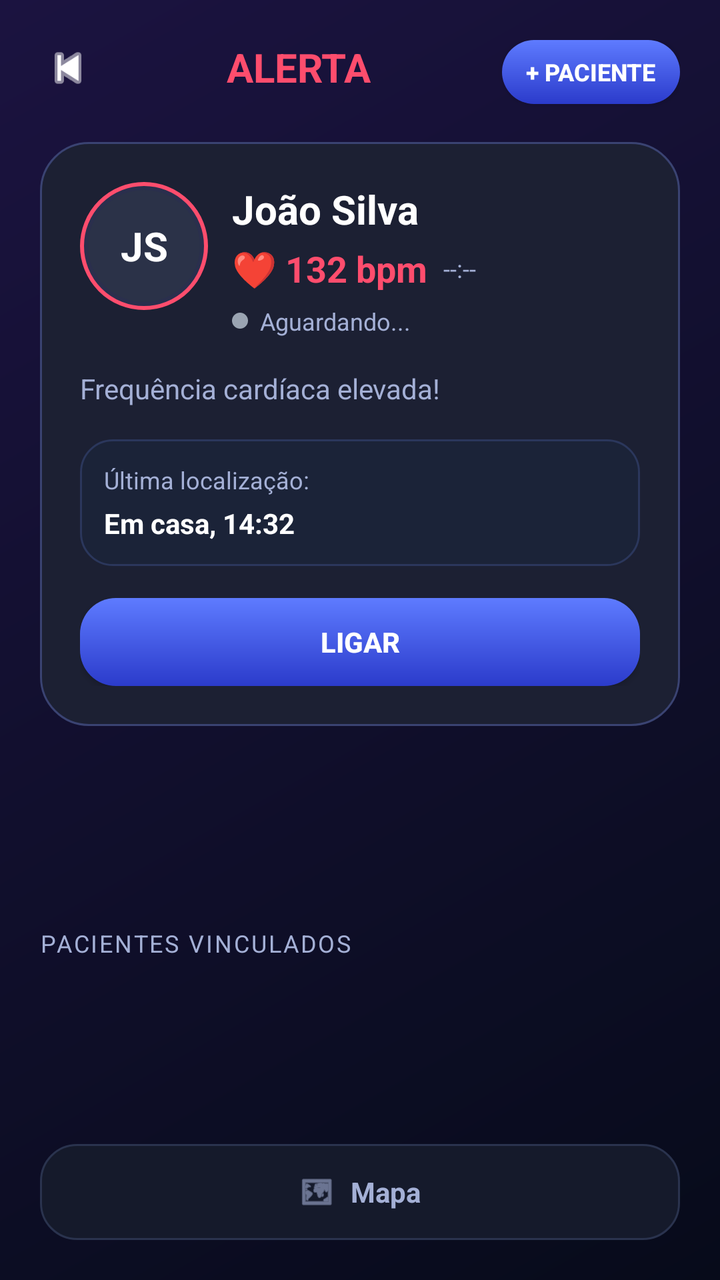
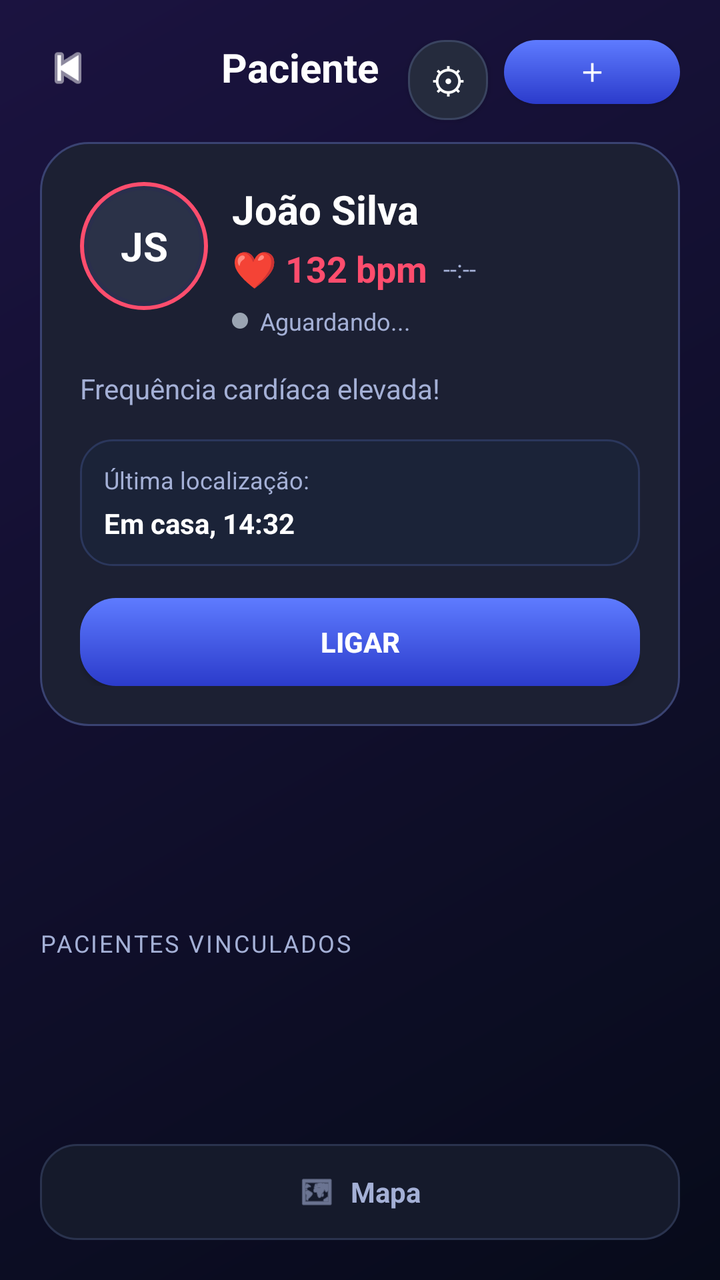

An Android layout rendered at two revisions. The XML below is the earlier revision; the diff shows what the commit changed to produce the second picture.
<!-- AndroidManifest.xml: activity theme Theme.AppCompat.DayNight.NoActionBar -->
<!-- res/layout/activity_caregiver.xml -->
<?xml version="1.0" encoding="utf-8"?>
<androidx.constraintlayout.widget.ConstraintLayout xmlns:android="http://schemas.android.com/apk/res/android"
    xmlns:app="http://schemas.android.com/apk/res-auto"
    xmlns:tools="http://schemas.android.com/tools"
    android:id="@+id/cl_caregiver_root"
    android:layout_width="match_parent"
    android:layout_height="match_parent"
    android:background="@drawable/bg_caregiver_screen"
    android:padding="20dp"
    tools:context=".CaregiverActivity">

    <ImageView
        android:id="@+id/iv_back"
        android:layout_width="28dp"
        android:layout_height="28dp"
        android:contentDescription="@string/caregiver_back"
        android:src="@android:drawable/ic_media_previous"
        android:tint="@color/caregiver_text_primary"
        app:layout_constraintStart_toStartOf="parent"
        app:layout_constraintTop_toTopOf="parent" />

    <TextView
        android:id="@+id/tv_alert_title"
        android:layout_width="wrap_content"
        android:layout_height="wrap_content"
        android:text="@string/caregiver_alert_title"
        android:textColor="@color/caregiver_alert_red"
        android:textSize="20sp"
        android:textStyle="bold"
        app:layout_constraintEnd_toStartOf="@id/btn_add_paciente"
        app:layout_constraintStart_toEndOf="@id/iv_back"
        app:layout_constraintTop_toTopOf="parent" />

    <Button
        android:id="@+id/btn_add_paciente"
        android:layout_width="wrap_content"
        android:layout_height="32dp"
        android:background="@drawable/bg_caregiver_button_primary"
        android:paddingStart="12dp"
        android:paddingEnd="12dp"
        android:text="+ Paciente"
        android:textColor="@color/caregiver_text_primary"
        android:textSize="12sp"
        android:textStyle="bold"
        app:layout_constraintEnd_toEndOf="parent"
        app:layout_constraintTop_toTopOf="parent" />

    <androidx.constraintlayout.widget.ConstraintLayout
        android:id="@+id/card_alert"
        android:layout_width="0dp"
        android:layout_height="wrap_content"
        android:background="@drawable/bg_caregiver_card"
        android:padding="20dp"
        app:layout_constraintEnd_toEndOf="parent"
        app:layout_constraintStart_toStartOf="parent"
        app:layout_constraintTop_toBottomOf="@id/tv_alert_title"
        android:layout_marginTop="24dp">

        <FrameLayout
            android:id="@+id/avatar_container"
            android:layout_width="64dp"
            android:layout_height="64dp"
            android:background="@drawable/bg_caregiver_avatar_ring"
            android:padding="4dp"
            app:layout_constraintStart_toStartOf="parent"
            app:layout_constraintTop_toTopOf="parent">

            <TextView
                android:id="@+id/tv_avatar_initials"
                android:layout_width="match_parent"
                android:layout_height="match_parent"
                android:background="@drawable/bg_caregiver_avatar_inner"
                android:gravity="center"
                android:text="@string/caregiver_patient_initials"
                android:textColor="@color/caregiver_text_primary"
                android:textSize="20sp"
                android:textStyle="bold" />
        </FrameLayout>

        <TextView
            android:id="@+id/tv_patient_name"
            android:layout_width="wrap_content"
            android:layout_height="wrap_content"
            android:text="@string/caregiver_patient_name"
            android:textColor="@color/caregiver_text_primary"
            android:textSize="20sp"
            android:textStyle="bold"
            app:layout_constraintStart_toEndOf="@id/avatar_container"
            app:layout_constraintTop_toTopOf="@id/avatar_container"
            android:layout_marginStart="12dp" />

        <TextView
            android:id="@+id/tv_bpm_value"
            android:layout_width="wrap_content"
            android:layout_height="wrap_content"
            android:text="@string/caregiver_bpm_value"
            android:textColor="@color/caregiver_alert_red"
            android:textSize="18sp"
            android:textStyle="bold"
            app:layout_constraintStart_toEndOf="@id/avatar_container"
            app:layout_constraintTop_toBottomOf="@id/tv_patient_name"
            android:layout_marginStart="12dp"
            android:layout_marginTop="4dp" />

        <TextView
            android:id="@+id/tv_bpm_timestamp"
            android:layout_width="wrap_content"
            android:layout_height="wrap_content"
            android:text="--:--"
            android:textColor="@color/caregiver_text_secondary"
            android:textSize="12sp"
            app:layout_constraintBottom_toBottomOf="@id/tv_bpm_value"
            app:layout_constraintStart_toEndOf="@id/tv_bpm_value"
            app:layout_constraintTop_toTopOf="@id/tv_bpm_value"
            android:layout_marginStart="8dp" />

        
        <LinearLayout
            android:id="@+id/ll_status_monitoramento"
            android:layout_width="wrap_content"
            android:layout_height="wrap_content"
            android:orientation="horizontal"
            android:gravity="center_vertical"
            app:layout_constraintStart_toEndOf="@id/avatar_container"
            app:layout_constraintTop_toBottomOf="@id/tv_bpm_value"
            android:layout_marginStart="12dp"
            android:layout_marginTop="6dp">

            <View
                android:id="@+id/v_status_dot"
                android:layout_width="8dp"
                android:layout_height="8dp"
                android:background="@drawable/bg_status_dot"
                android:layout_marginEnd="6dp" />

            <TextView
                android:id="@+id/tv_status_monitoramento"
                android:layout_width="wrap_content"
                android:layout_height="wrap_content"
                android:text="Aguardando..."
                android:textColor="@color/caregiver_text_secondary"
                android:textSize="12sp" />
        </LinearLayout>

        <TextView
            android:id="@+id/tv_alert_message"
            android:layout_width="0dp"
            android:layout_height="wrap_content"
            android:text="@string/caregiver_alert_message"
            android:textColor="@color/caregiver_text_secondary"
            android:textSize="14sp"
            app:layout_constraintStart_toStartOf="parent"
            app:layout_constraintTop_toBottomOf="@id/ll_status_monitoramento"
            app:layout_constraintEnd_toEndOf="parent"
            android:layout_marginTop="16dp" />

        <LinearLayout
            android:id="@+id/location_container"
            android:layout_width="0dp"
            android:layout_height="wrap_content"
            android:background="@drawable/bg_caregiver_pill"
            android:orientation="vertical"
            android:padding="12dp"
            app:layout_constraintStart_toStartOf="parent"
            app:layout_constraintTop_toBottomOf="@id/tv_alert_message"
            app:layout_constraintEnd_toEndOf="parent"
            android:layout_marginTop="16dp">

            <TextView
                android:id="@+id/tv_location_label"
                android:layout_width="wrap_content"
                android:layout_height="wrap_content"
                android:text="@string/caregiver_last_location_label"
                android:textColor="@color/caregiver_text_secondary"
                android:textSize="12sp" />

            <TextView
                android:id="@+id/tv_location_value"
                android:layout_width="wrap_content"
                android:layout_height="wrap_content"
                android:layout_marginTop="4dp"
                android:text="@string/caregiver_last_location_value"
                android:textColor="@color/caregiver_text_primary"
                android:textSize="14sp"
                android:textStyle="bold" />
        </LinearLayout>

        <LinearLayout
            android:id="@+id/actions_container"
            android:layout_width="0dp"
            android:layout_height="wrap_content"
            android:orientation="horizontal"
            app:layout_constraintStart_toStartOf="parent"
            app:layout_constraintTop_toBottomOf="@id/location_container"
            app:layout_constraintEnd_toEndOf="parent"
            android:layout_marginTop="16dp">

            <Button
                android:id="@+id/btn_call"
                android:layout_width="match_parent"
                android:layout_height="44dp"
                android:background="@drawable/bg_caregiver_button_primary"
                android:text="@string/caregiver_call_button"
                android:textColor="@color/caregiver_text_primary"
                android:textStyle="bold" />
        </LinearLayout>
    </androidx.constraintlayout.widget.ConstraintLayout>

    <LinearLayout
        android:id="@+id/section_pacientes"
        android:layout_width="0dp"
        android:layout_height="wrap_content"
        android:orientation="vertical"
        app:layout_constraintTop_toBottomOf="@id/card_alert"
        app:layout_constraintStart_toStartOf="parent"
        app:layout_constraintEnd_toEndOf="parent"
        app:layout_constraintBottom_toTopOf="@id/bottom_map"
        android:layout_marginTop="20dp">

        <TextView
            android:id="@+id/tv_label_pacientes"
            android:layout_width="wrap_content"
            android:layout_height="wrap_content"
            android:text="Pacientes vinculados"
            android:textColor="@color/caregiver_text_secondary"
            android:textSize="12sp"
            android:textAllCaps="true"
            android:letterSpacing="0.08"
            android:layout_marginBottom="12dp" />

        <HorizontalScrollView
            android:layout_width="match_parent"
            android:layout_height="wrap_content"
            android:scrollbars="none">

            <LinearLayout
                android:id="@+id/ll_pacientes_secundarios"
                android:layout_width="wrap_content"
                android:layout_height="wrap_content"
                android:orientation="horizontal"
                android:gravity="center_vertical" />
        </HorizontalScrollView>
    </LinearLayout>

    <LinearLayout
        android:id="@+id/bottom_map"
        android:layout_width="0dp"
        android:layout_height="48dp"
        android:layout_marginTop="24dp"
        android:background="@drawable/bg_caregiver_bottom_bar"
        android:gravity="center"
        android:orientation="horizontal"
        app:layout_constraintBottom_toBottomOf="parent"
        app:layout_constraintStart_toStartOf="parent"
        app:layout_constraintEnd_toEndOf="parent">

        <ImageView
            android:layout_width="18dp"
            android:layout_height="18dp"
            android:contentDescription="@null"
            android:src="@android:drawable/ic_menu_mapmode"
            android:tint="@color/caregiver_text_secondary" />

        <TextView
            android:layout_width="wrap_content"
            android:layout_height="wrap_content"
            android:layout_marginStart="8dp"
            android:text="@string/caregiver_bottom_map"
            android:textColor="@color/caregiver_text_secondary"
            android:textStyle="bold" />
    </LinearLayout>

</androidx.constraintlayout.widget.ConstraintLayout>
<!-- resources referenced by this layout -->
<resources>
  <color name="caregiver_alert_red">#FF4D6D</color>
  <color name="caregiver_text_primary">#FFFFFF</color>
  <color name="caregiver_text_secondary">#A4B0D6</color>
  <!-- drawable bg_caregiver_avatar_inner (drawable) -->
  <?xml version="1.0" encoding="utf-8"?>
  <shape xmlns:android="http://schemas.android.com/apk/res/android" android:shape="oval">
      <solid android:color="#2B3248" />
  </shape>
  <!-- drawable bg_caregiver_avatar_ring (drawable) -->
  <?xml version="1.0" encoding="utf-8"?>
  <shape xmlns:android="http://schemas.android.com/apk/res/android" android:shape="oval">
      <solid android:color="#2A2F4D" />
      <stroke android:width="2dp" android:color="#FF4D6D" />
  </shape>
  <!-- drawable bg_caregiver_bottom_bar (drawable) -->
  <?xml version="1.0" encoding="utf-8"?>
  <shape xmlns:android="http://schemas.android.com/apk/res/android" android:shape="rectangle">
      <solid android:color="#151A2B" />
      <corners android:radius="18dp" />
      <stroke android:width="1dp" android:color="#2A334E" />
  </shape>
  <!-- drawable bg_caregiver_button_primary (drawable) -->
  <?xml version="1.0" encoding="utf-8"?>
  <shape xmlns:android="http://schemas.android.com/apk/res/android" android:shape="rectangle">
      <gradient
          android:angle="270"
          android:endColor="#2B3BCB"
          android:startColor="#5E7BFF" />
      <corners android:radius="18dp" />
  </shape>
  <!-- drawable bg_caregiver_card (drawable) -->
  <?xml version="1.0" encoding="utf-8"?>
  <shape xmlns:android="http://schemas.android.com/apk/res/android" android:shape="rectangle">
      <solid android:color="#1C2033" />
      <corners android:radius="24dp" />
      <stroke android:width="1dp" android:color="#3A4372" />
  </shape>
  <!-- drawable bg_caregiver_pill (drawable) -->
  <?xml version="1.0" encoding="utf-8"?>
  <shape xmlns:android="http://schemas.android.com/apk/res/android" android:shape="rectangle">
      <solid android:color="#1B2338" />
      <corners android:radius="16dp" />
      <stroke android:width="1dp" android:color="#2B375C" />
  </shape>
  <!-- drawable bg_caregiver_screen (drawable) -->
  <?xml version="1.0" encoding="utf-8"?>
  <shape xmlns:android="http://schemas.android.com/apk/res/android" android:shape="rectangle">
      <gradient
          android:angle="135"
          android:endColor="#1B1340"
          android:startColor="#070B1A"
          android:type="linear" />
  </shape>
  <!-- drawable bg_status_dot (drawable) -->
  <?xml version="1.0" encoding="utf-8"?>
  <shape xmlns:android="http://schemas.android.com/apk/res/android"
      android:shape="oval">
      <solid android:color="#9AA4B2" />
  </shape>
  <string name="caregiver_alert_message">Frequência cardíaca elevada!</string>
  <string name="caregiver_alert_title">ALERTA</string>
  <string name="caregiver_back">Voltar</string>
  <string name="caregiver_bottom_map">Mapa</string>
  <string name="caregiver_bpm_value">❤ 132 bpm</string>
  <string name="caregiver_call_button">LIGAR</string>
  <string name="caregiver_last_location_label">Última localização:</string>
  <string name="caregiver_last_location_value">Em casa, 14:32</string>
  <string name="caregiver_patient_initials">JS</string>
  <string name="caregiver_patient_name">João Silva</string>
</resources>

<!-- the commit's change to res/layout/activity_caregiver.xml (unified diff, before → after) -->
@@ -23,8 +23,8 @@
         android:id="@+id/tv_alert_title"
         android:layout_width="wrap_content"
         android:layout_height="wrap_content"
-        android:text="@string/caregiver_alert_title"
-        android:textColor="@color/caregiver_alert_red"
+        android:text="Paciente"
+        android:textColor="@color/caregiver_text_primary"
         android:textSize="20sp"
         android:textStyle="bold"
         app:layout_constraintEnd_toStartOf="@id/btn_add_paciente"
@@ -38,11 +38,27 @@
         android:background="@drawable/bg_caregiver_button_primary"
         android:paddingStart="12dp"
         android:paddingEnd="12dp"
-        android:text="+ Paciente"
+        android:text="＋"
         android:textColor="@color/caregiver_text_primary"
         android:textSize="12sp"
         android:textStyle="bold"
         app:layout_constraintEnd_toEndOf="parent"
+        app:layout_constraintTop_toTopOf="parent" />
+
+    <Button
+        android:id="@+id/btn_config_paciente"
+        android:layout_width="40dp"
+        android:layout_height="40dp"
+        android:layout_marginEnd="8dp"
+        android:background="@drawable/bg_caregiver_button_secondary"
+        android:contentDescription="Configurar zona segura"
+        android:minWidth="0dp"
+        android:minHeight="0dp"
+        android:padding="0dp"
+        android:text="⚙"
+        android:textColor="@color/caregiver_text_primary"
+        android:textSize="18sp"
+        app:layout_constraintEnd_toStartOf="@id/btn_add_paciente"
         app:layout_constraintTop_toTopOf="parent" />
 
     <androidx.constraintlayout.widget.ConstraintLayout
<!-- resource entries referenced after the edit -->
@@ -30,6 +30,13 @@
           android:startColor="#5E7BFF" />
       <corners android:radius="18dp" />
   </shape>
+  <!-- drawable bg_caregiver_button_secondary (drawable) -->
+  <?xml version="1.0" encoding="utf-8"?>
+  <shape xmlns:android="http://schemas.android.com/apk/res/android" android:shape="rectangle">
+      <solid android:color="#252B3D" />
+      <corners android:radius="18dp" />
+      <stroke android:width="1dp" android:color="#3A4460" />
+  </shape>
   <!-- drawable bg_caregiver_card (drawable) -->
   <?xml version="1.0" encoding="utf-8"?>
   <shape xmlns:android="http://schemas.android.com/apk/res/android" android:shape="rectangle">
@@ -60,7 +67,6 @@
       <solid android:color="#9AA4B2" />
   </shape>
   <string name="caregiver_alert_message">Frequência cardíaca elevada!</string>
-  <string name="caregiver_alert_title">ALERTA</string>
   <string name="caregiver_back">Voltar</string>
   <string name="caregiver_bottom_map">Mapa</string>
   <string name="caregiver_bpm_value">❤ 132 bpm</string>
